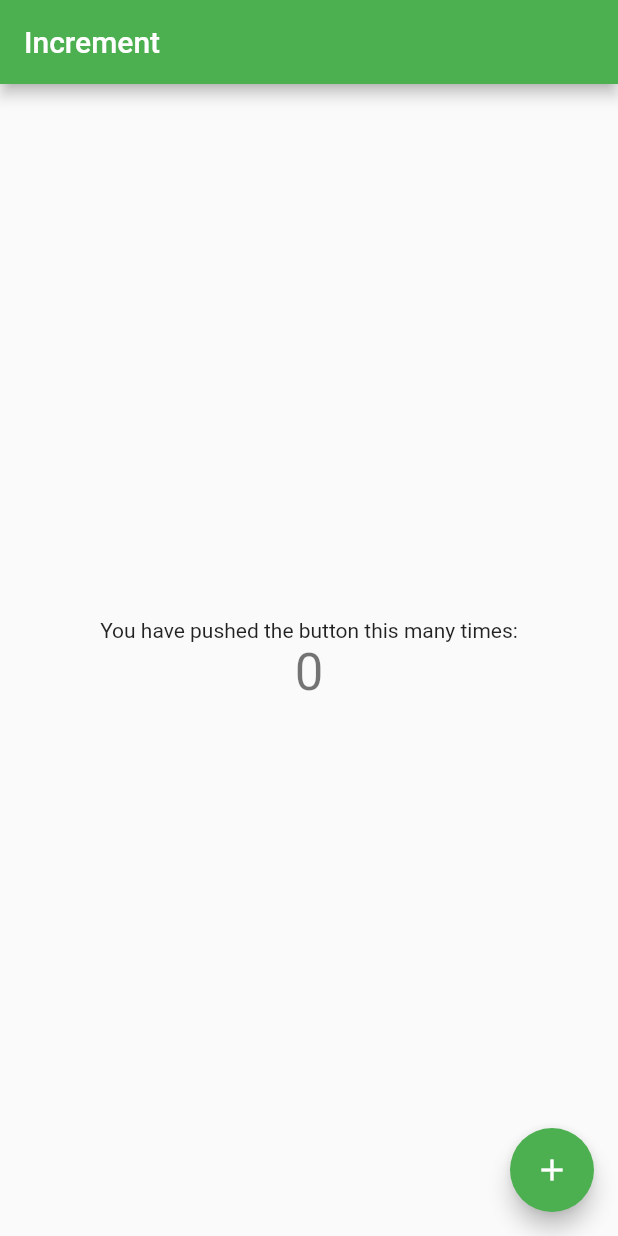
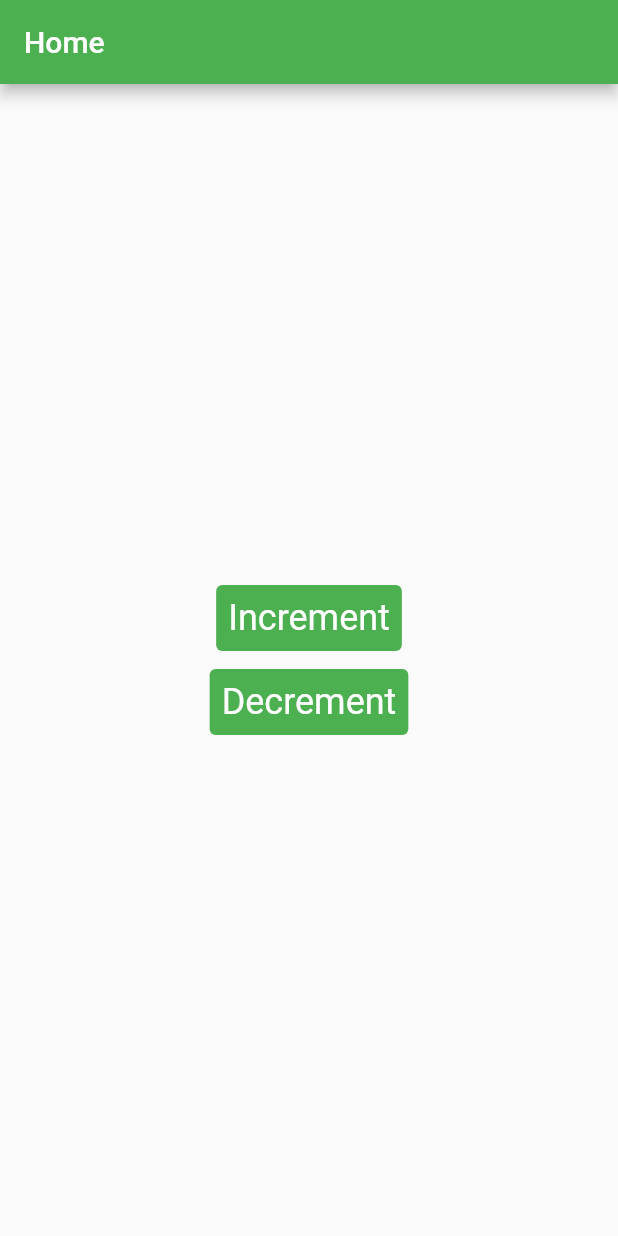
Before and after one commit to ChopinDavid/BisectDemo, a Flutter app: the screen it shows after launch, on a phone screen of 412 x 824 dp. Run offline on Flutter 3.47's test engine with Material 2 defaults, Android fonts, the phone set to English and light mode, and no system bars.

Commit message:
Created HomePage

```diff
--- a/lib/main.dart
+++ b/lib/main.dart
@@ -1,4 +1,4 @@
-import 'package:bisect_demo/screens/increment_page.dart';
+import 'package:bisect_demo/screens/home_page.dart';
 import 'package:flutter/material.dart';
 
 void main() {
@@ -11,6 +11,7 @@ class MyApp extends StatelessWidget {
   // This widget is the root of your application.
   @override
   Widget build(BuildContext context) {
+    const MaterialColor primaryColor = Colors.green;
     return MaterialApp(
       title: 'Flutter Demo',
       theme: ThemeData(
@@ -23,9 +24,14 @@ class MyApp extends StatelessWidget {
         // or simply save your changes to "hot reload" in a Flutter IDE).
         // Notice that the counter didn't reset back to zero; the application
         // is not restarted.
-        primarySwatch: Colors.green,
+        primarySwatch: primaryColor,
+        textButtonTheme: TextButtonThemeData(
+          style: ButtonStyle(
+            backgroundColor: MaterialStateProperty.all(primaryColor),
+          ),
+        ),
       ),
-      home: const IncrementPage(),
+      home: const HomePage(),
     );
   }
 }
--- /dev/null
+++ b/lib/screens/home_page.dart
@@ -0,0 +1,57 @@
+import 'package:bisect_demo/screens/decrement_page.dart';
+import 'package:bisect_demo/screens/increment_page.dart';
+import 'package:flutter/material.dart';
+
+class HomePage extends StatelessWidget {
+  const HomePage({Key? key}) : super(key: key);
+
+  @override
+  Widget build(BuildContext context) {
+    return Scaffold(
+      appBar: AppBar(
+        title: const Text('Home'),
+      ),
+      body: Center(
+        child: Column(
+          mainAxisAlignment: MainAxisAlignment.center,
+          children: <Widget>[
+            TextButton(
+              onPressed: () {
+                Navigator.push(
+                  context,
+                  MaterialPageRoute(
+                      builder: (context) => const IncrementPage()),
+                );
+              },
+              child: Text(
+                'Increment',
+                style: Theme.of(context).textTheme.headlineSmall?.copyWith(
+                      color: Colors.white,
+                    ),
+              ),
+            ),
+            const SizedBox(
+              height: 8.0,
+            ),
+            TextButton(
+              onPressed: () {
+                Navigator.push(
+                  context,
+                  MaterialPageRoute(
+                      builder: (context) =>
+                          const DecrementPage(initialValue: 999)),
+                );
+              },
+              child: Text(
+                'Decrement',
+                style: Theme.of(context).textTheme.headlineSmall?.copyWith(
+                      color: Colors.white,
+                    ),
+              ),
+            ),
+          ],
+        ),
+      ),
+    );
+  }
+}
```
Also changed, not shown: 1 other file.
